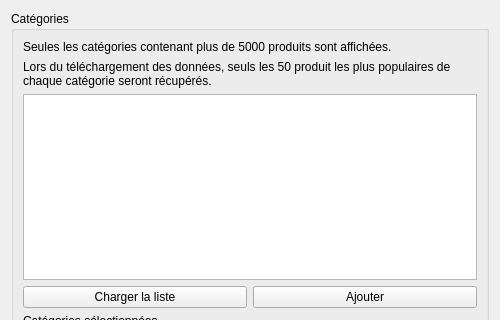
Old version of the form views/updater_dialog.ui in the repository RoroTiti/OC_P5; both pictures show x 0 to 500 and y 0 to 320 of the 500 by 600 pixel window.
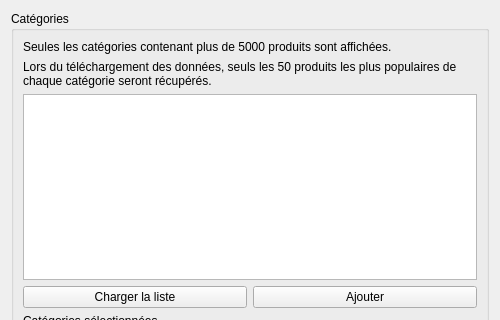
New version of the form.

Commit message: Typo correction

Diff of the .ui file:
```diff
--- a/views/updater_dialog.ui
+++ b/views/updater_dialog.ui
@@ -59,7 +59,7 @@
          <bool>false</bool>
         </property>
         <property name="text">
-         <string>Lors du téléchargement des données, seuls les 50 produit les plus populaires de chaque catégorie seront récupérés.</string>
+         <string>Lors du téléchargement des données, seuls les 50 produits les plus populaires de chaque catégorie seront récupérés.</string>
         </property>
         <property name="wordWrap">
          <bool>true</bool>
```
Left out of the diff: 2 changed lines with no effect on the pictures. The commit also changes 1 other file.
